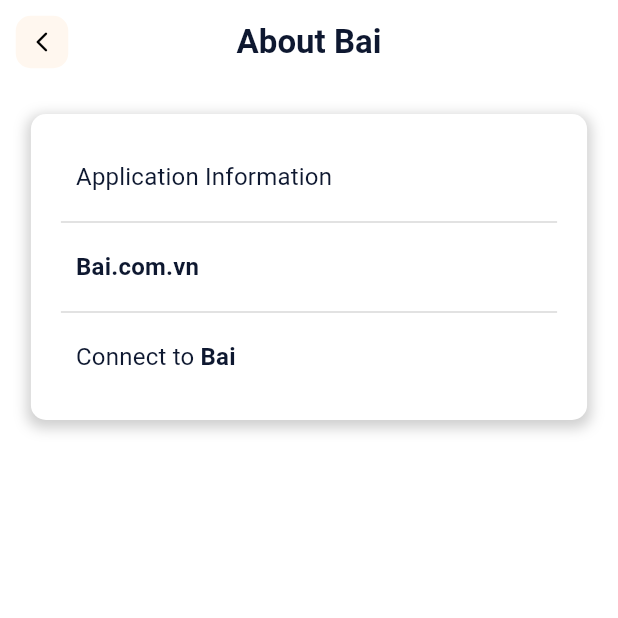
After one commit to 3mallrice/fptu_bike_parking_system, a Flutter app: the AboutUs screen opened by its route, on a phone screen of 412 x 824 dp, the top half of it. The commit adds this screen. Run offline on Flutter 3.47's test engine with Material 3 defaults, Android fonts, the phone set to English and light mode, and no system bars; our stand-ins replace firebase_core, firebase_storage, flutter_image_slideshow, font_awesome_flutter, geolocator, google_fonts and 4 more; accounts and stored records are empty; network calls fail.

Commit message:
[3mallrice][about us screen]

```diff
--- /dev/null
+++ b/lib/representation/about_screen.dart
@@ -0,0 +1,83 @@
+import 'package:flutter/material.dart';
+import 'package:fptu_bike_parking_system/component/app_bar_component.dart';
+import 'package:fptu_bike_parking_system/component/shadow_container.dart';
+
+class AboutUs extends StatefulWidget {
+  const AboutUs({super.key});
+
+  static String routeName = '/about_screen';
+
+  @override
+  State<AboutUs> createState() => _AboutUsState();
+}
+
+class _AboutUsState extends State<AboutUs> {
+  @override
+  Widget build(BuildContext context) {
+    return Scaffold(
+      appBar: const AppBarCom(
+        leading: true,
+        appBarText: 'About Bai',
+      ),
+      body: SingleChildScrollView(
+        child: Align(
+          child: ShadowContainer(
+            width: MediaQuery.of(context).size.width * 0.9,
+            margin: const EdgeInsets.only(top: 20),
+            padding: const EdgeInsets.all(20),
+            child: Column(
+              mainAxisAlignment: MainAxisAlignment.center,
+              crossAxisAlignment: CrossAxisAlignment.start,
+              children: [
+                Padding(
+                  padding: const EdgeInsets.all(10.0),
+                  child: Text(
+                    'Application Information',
+                    style: Theme.of(context).textTheme.titleMedium!.copyWith(
+                          fontWeight: FontWeight.normal,
+                        ),
+                  ),
+                ),
+                Divider(
+                  color: Theme.of(context).colorScheme.outlineVariant,
+                  thickness: 1,
+                ),
+                Padding(
+                  padding: const EdgeInsets.all(10.0),
+                  child: Text(
+                    'Bai.com.vn',
+                    style: Theme.of(context).textTheme.titleMedium,
+                  ),
+                ),
+                Divider(
+                  color: Theme.of(context).colorScheme.outlineVariant,
+                  thickness: 1,
+                ),
+                Container(
+                  padding: const EdgeInsets.all(10.0),
+                  child: Row(
+                    mainAxisAlignment: MainAxisAlignment.start,
+                    crossAxisAlignment: CrossAxisAlignment.center,
+                    children: [
+                      Text(
+                        'Connect to ',
+                        style:
+                            Theme.of(context).textTheme.titleMedium!.copyWith(
+                                  fontWeight: FontWeight.normal,
+                                ),
+                      ),
+                      Text(
+                        'Bai',
+                        style: Theme.of(context).textTheme.titleMedium,
+                      )
+                    ],
+                  ),
+                ),
+              ],
+            ),
+          ),
+        ),
+      ),
+    );
+  }
+}
--- a/lib/representation/me.dart
+++ b/lib/representation/me.dart
@@ -1,5 +1,6 @@
 import 'package:flutter/material.dart';
 import 'package:fptu_bike_parking_system/component/shadow_container.dart';
+import 'package:fptu_bike_parking_system/representation/about_screen.dart';
 import 'package:fptu_bike_parking_system/representation/profile.dart';
 
 class MeScreen extends StatefulWidget {
@@ -91,7 +92,9 @@ class _MeScreenState extends State<MeScreen> {
                       thickness: 1,
                     ),
                     GestureDetector(
-                      onTap: () => {},
+                      onTap: () => {
+                        Navigator.of(context).pushNamed(AboutUs.routeName),
+                      },
                       child: Container(
                         padding: const EdgeInsets.all(10.0),
                         child: Row(
--- a/lib/representation/profile.dart
+++ b/lib/representation/profile.dart
@@ -1,6 +1,4 @@
-import 'package:flutter/cupertino.dart';
 import 'package:flutter/material.dart';
-import 'package:flutter/widgets.dart';
 import 'package:fptu_bike_parking_system/component/app_bar_component.dart';
 import 'package:fptu_bike_parking_system/component/shadow_container.dart';
 
--- a/lib/route.dart
+++ b/lib/route.dart
@@ -1,4 +1,5 @@
 import 'package:flutter/material.dart';
+import 'package:fptu_bike_parking_system/representation/about_screen.dart';
 import 'package:fptu_bike_parking_system/representation/profile.dart';
 import 'package:flutter/widgets.dart';
 import '../representation/bai_screen.dart';
@@ -26,4 +27,5 @@ final Map<String, WidgetBuilder> routes = {
   BaiScreen.routeName: (context) => const BaiScreen(),
   MeScreen.routeName: (context) => const MeScreen(),
   ProfileScreen.routeName: (context) => const ProfileScreen(),
+  AboutUs.routeName: (context) => const AboutUs(),
 };
```
